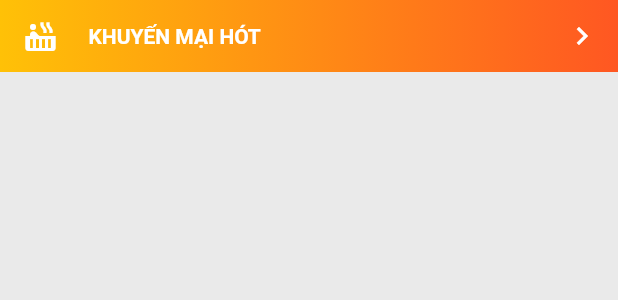
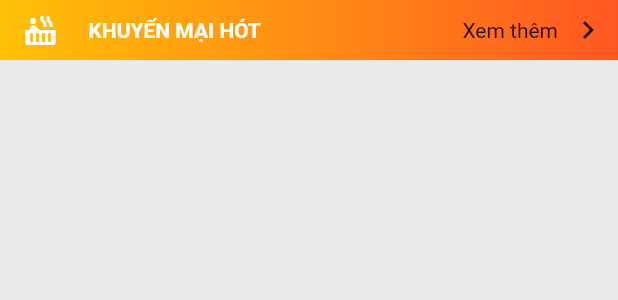
Before and after one commit to dunganh23121995/khoa_viet_tiep, a Flutter app: the ShowProduct widget shown alone on an empty page, opened directly, on a phone screen of 412 x 824 dp. Shown: the top 300 px of the screen. Run offline on Flutter 3.47's test engine with Material 2 defaults, Android fonts, the phone set to English and light mode, and no system bars; our stand-ins replace flutter_swiper, fluttertoast, rxdart; missing offline and left inert: dashed_circle.

Commit message:
18/7/2020

```diff
--- a/lib/publiccustom/card_show_product.dart
+++ b/lib/publiccustom/card_show_product.dart
@@ -3,21 +3,25 @@ import 'package:flutter/material.dart';
 import 'package:flutter/widgets.dart';
 
 class ShowProduct extends StatelessWidget {
-  ShowProduct({this.color=Colors.white});
+  ShowProduct({this.color = Colors.white});
+
   Color color;
+
   @override
   Widget build(BuildContext context) {
     // TODO: implement build
     return Column(
       children: <Widget>[
+        //Title
         Container(
           decoration: BoxDecoration(
             gradient: LinearGradient(
-                colors: <Color>[Colors.amber,Colors.deepOrange],
+              colors: <Color>[Colors.amber, Colors.deepOrange],
               begin: Alignment.centerLeft,
               end: Alignment.centerRight,
             ),
           ),
+          // Đây là tiêu đề của nhóm sản phẩm // This is title of group product
           child: Padding(
             padding: const EdgeInsets.only(left: 15),
             child: Row(
@@ -27,20 +31,34 @@ class ShowProduct extends StatelessWidget {
                     child: Row(
                   mainAxisAlignment: MainAxisAlignment.start,
                   children: <Widget>[
-                      Icon(Icons.hot_tub,color: this.color,),
-                      SizedBox(width: 20,),
-                      Text("Khuyến mại hót".toUpperCase(),style: TextStyle(color: this.color, fontWeight: FontWeight.w700),)
+                    Icon(
+                      Icons.hot_tub,
+                      color: this.color,
+                    ),
+                    SizedBox(
+                      width: 20,
+                    ),
+                    Text(
+                      "Khuyến mại hót".toUpperCase(),
+                      style: TextStyle(color: this.color, fontWeight: FontWeight.w700),
+                    )
+                  ],
+                )),
+                Row(
+                  children: <Widget>[
+ButtonBar(
+
+  children: <Widget>[
+    Text("Xem thêm"),
+    Icon(Icons.keyboard_arrow_right)
   ],
 )
-                ),
-                IconButton(
-                  padding: EdgeInsets.all(0),
-                  icon: Icon(Icons.keyboard_arrow_right,color: this.color,),
+                  ],
                 ),
               ],
             ),
           ),
-        )
+        ),
       ],
     );
   }
```
Lines whose indentation alone changed are shown as unchanged.
